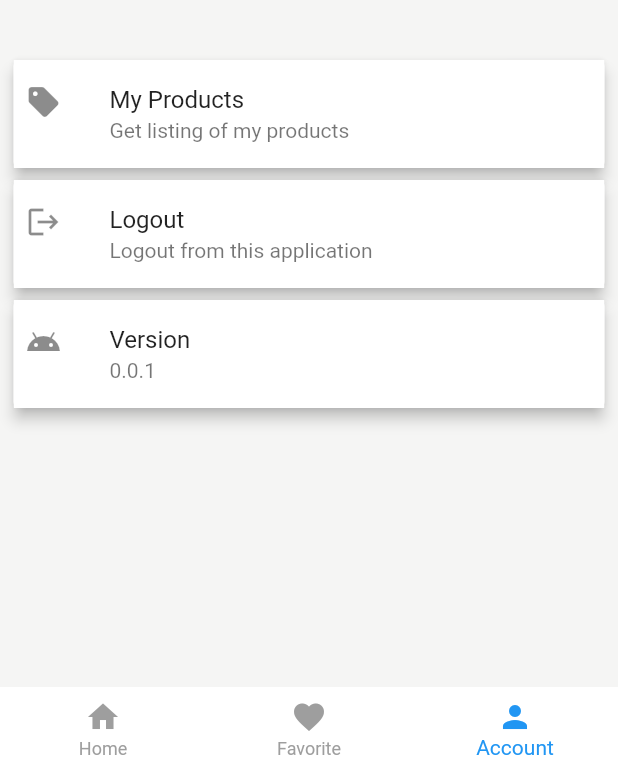
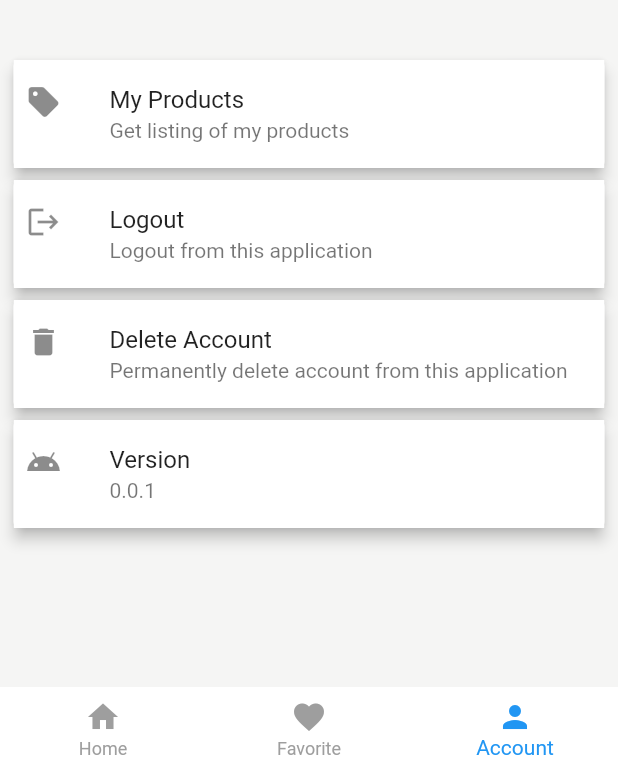
Before and after one commit to 220049/KUKUR-BIRALO, a Flutter app: the DashboardScreen screen opened by its route, swiped to page 3, on a phone screen of 412 x 824 dp, the part 465-1236 px from its top. Run offline on Flutter 3.47's test engine with Material 2 defaults, Android fonts, the phone set to English and light mode, and no system bars; drawn by our look-alikes of loader_overlay; our stand-ins replace cloud_firestore, firebase_auth, firebase_core, firebase_messaging, firebase_storage, flutter_local_notifications and 2 more; missing offline and left inert: dart:ffi; accounts and stored records are empty; network calls fail.

Commit message:
delete account button

```diff
--- a/KUKUR-BIRALO/lib/screens/account/account_screen.dart
+++ b/KUKUR-BIRALO/lib/screens/account/account_screen.dart
@@ -78,6 +78,14 @@ class _AccountScreenState extends State<AccountScreen> {
               }
           ),
           makeSettings(
+              icon: Icon(Icons.delete),
+              title: "Delete Account",
+              subtitle: "Permanently delete account from this application",
+              onTap: (){
+                logout();
+              }
+          ),
+          makeSettings(
               icon: Icon(Icons.android),
               title: "Version",
               subtitle: "0.0.1",
```
